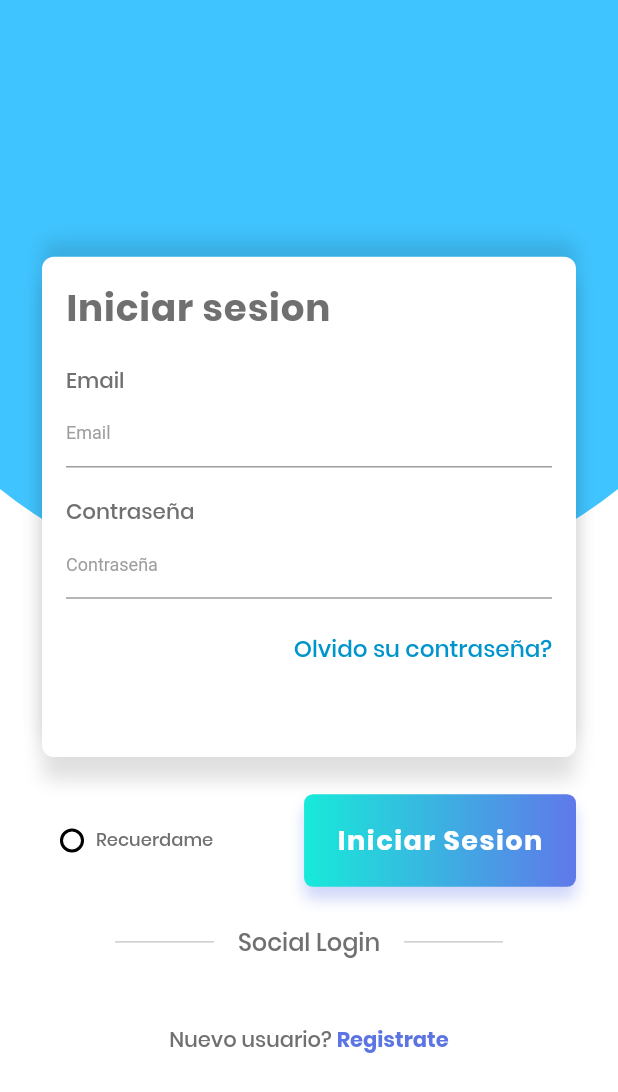
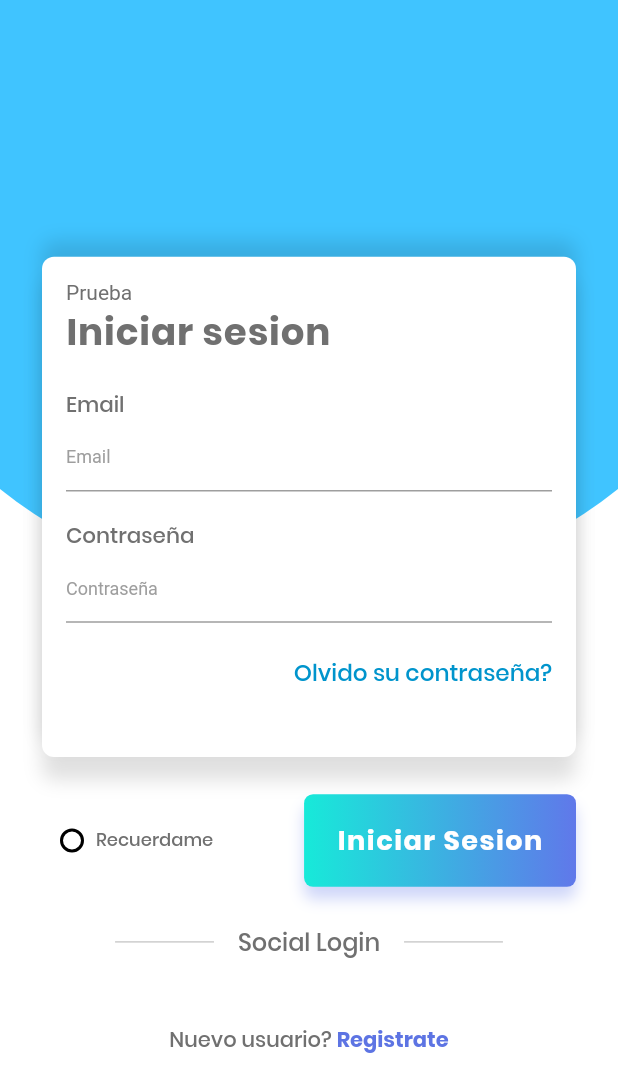
Before and after one commit to andrespd99/ClubhubPro, a Flutter app: the screen it shows after launch, on a phone screen of 412 x 824 dp. Shown: the top 1092 px of the screen. Run offline on Flutter 3.47's test engine with Material 2 defaults, Android fonts, the phone set to English and light mode, and no system bars; our stand-ins replace cached_network_image, carousel_slider, cloud_firestore, firebase_auth, firebase_storage, flutter_datetime_picker and 2 more; accounts and stored records are empty.

Commit message:
mejoras interfaz de usuario

```diff
--- a/lib/FormCard.dart
+++ b/lib/FormCard.dart
@@ -26,6 +26,7 @@ class FormCard extends StatelessWidget {
         child: Column(
           crossAxisAlignment: CrossAxisAlignment.start,
           children: <Widget>[
+            Text("Prueba"),
             Text("Iniciar sesion",
                 style: TextStyle(
                     fontSize: ScreenUtil.getInstance().setSp(45),
--- a/lib/models/news/ArticleDetail.dart
+++ b/lib/models/news/ArticleDetail.dart
@@ -2,6 +2,7 @@ import 'package:cloud_firestore/cloud_firestore.dart';
 import 'package:clubhub/assets/colors.dart';
 import 'package:flutter/material.dart';
 import 'package:flutter_screenutil/flutter_screenutil.dart';
+import 'package:share/share.dart';
 
 class ArticleDetail extends StatefulWidget {
   final DocumentSnapshot article;
@@ -53,7 +54,9 @@ class _ArticleDetailState extends State<ArticleDetail> {
                       child: Row(
                         children: <Widget>[
                           IconButton(
-                            onPressed: () {},
+                            onPressed: () {
+                              Share.share(widget.article.data['content']);
+                            },
                             icon: Icon(Icons.share),
                           ),
                           IconButton(
--- a/pubspec.yaml
+++ b/pubspec.yaml
@@ -32,11 +32,13 @@ dependencies:
   cached_network_image: ^1.1.2+1
   carousel_slider: ^1.3.0
   flutter_datetime_picker: ^1.2.8
+  splashscreen: ^1.2.0
 
 
   # The following adds the Cupertino Icons font to your application.
   # Use with the CupertinoIcons class for iOS style icons.
   cupertino_icons: ^0.1.2
+  share: ^0.6.3+1
   cloud_firestore: ^0.11.0+1
 
 dev_dependencies:
```
Also changed, not shown: pubspec.lock, 8 other files.
